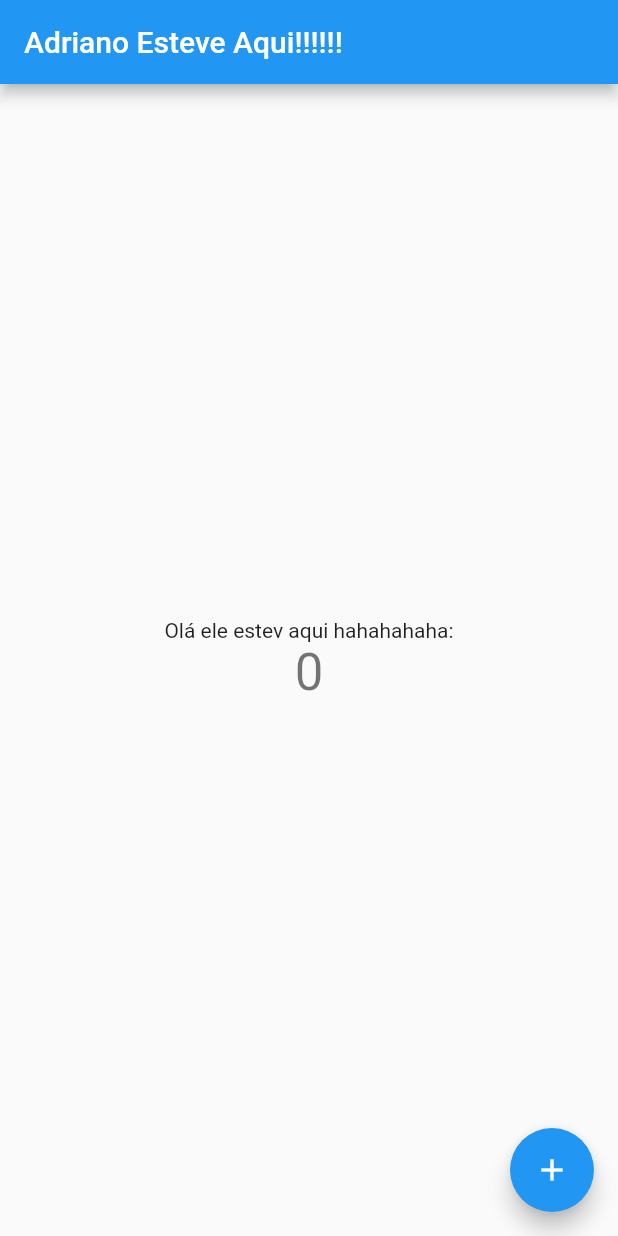
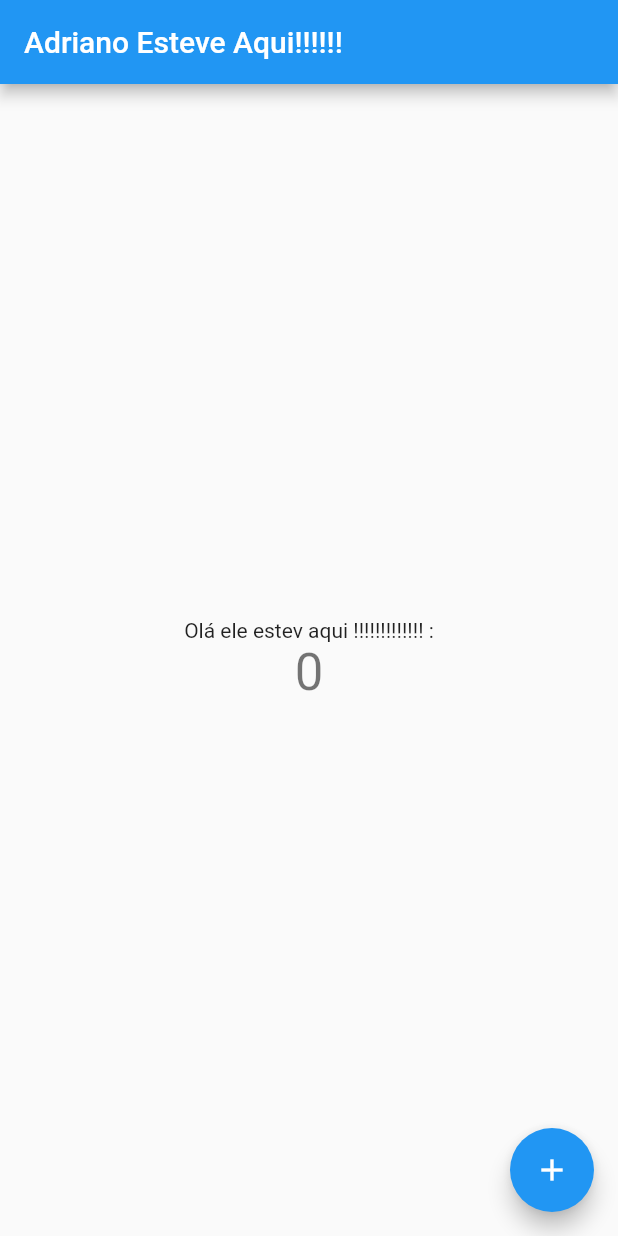
Before and after one commit to AdrianoRAV/Controle_despesas_Flutter, a Flutter app: the screen it shows after launch, on a phone screen of 412 x 824 dp. Run offline on Flutter 3.47's test engine with Material 2 defaults, Android fonts, the phone set to English and light mode, and no system bars.

Commit message:
Commit ! ADRIANO Esteve Aqui!!!!!!!!!!!!!!!!

```diff
--- a/lib/main.dart
+++ b/lib/main.dart
@@ -98,7 +98,7 @@ class _MyHomePageState extends State<MyHomePage> {
           mainAxisAlignment: MainAxisAlignment.center,
           children: <Widget>[
             Text(
-              'Olá ele estev aqui hahahahaha:',
+              'Olá ele estev aqui !!!!!!!!!!!!! :',
             ),
             Text(
               '$_counter',
```
